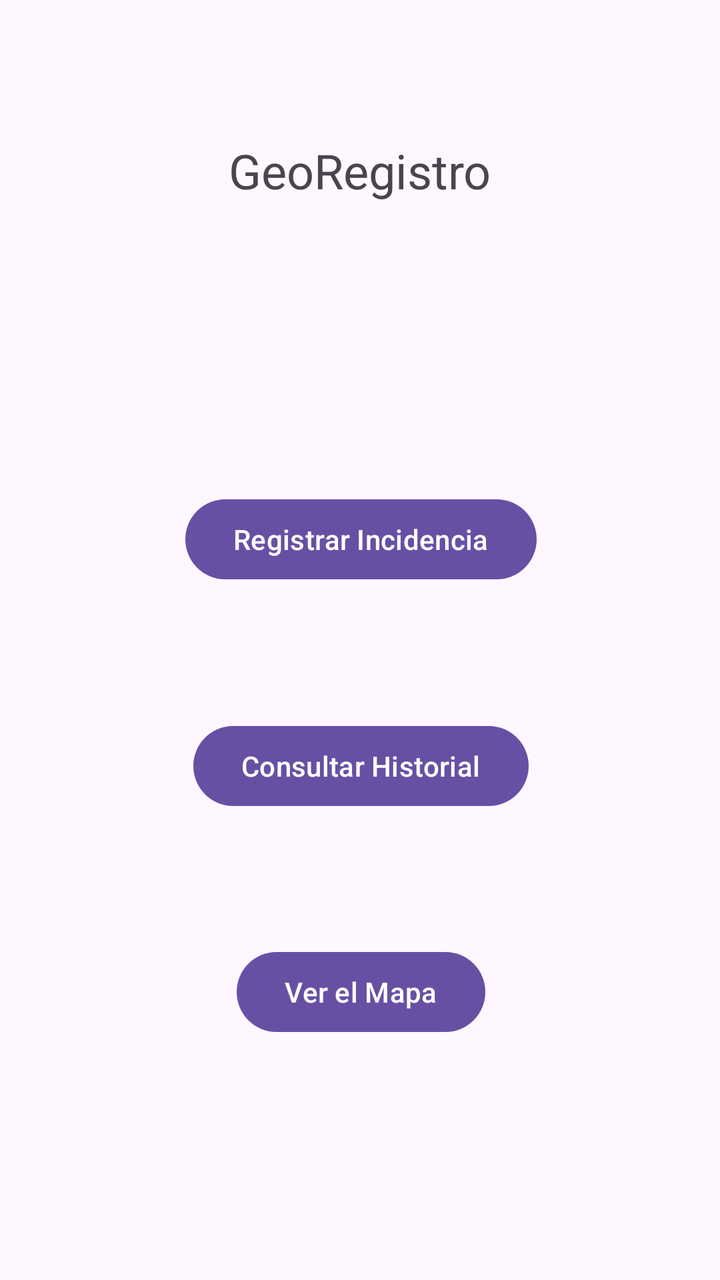
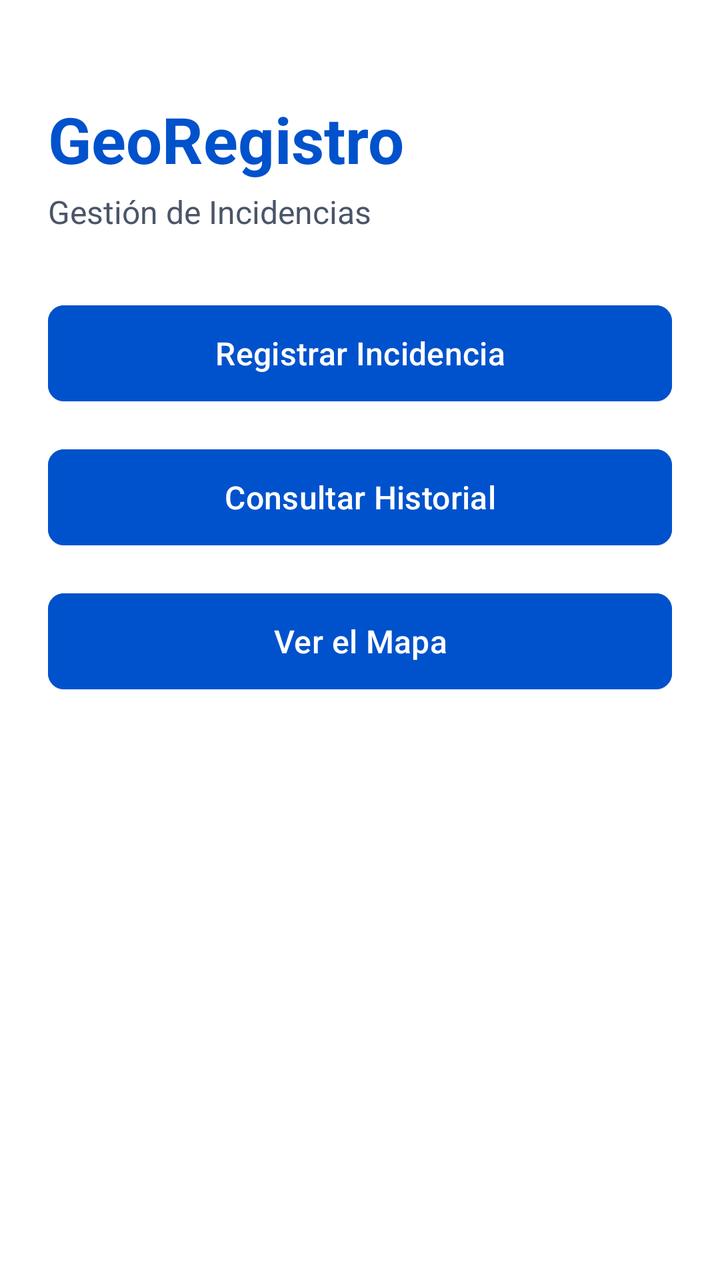

An Android layout rendered at two revisions. The XML below is the earlier revision; the diff shows what the commit changed to produce the second picture.
<!-- AndroidManifest.xml: application theme Theme.GeoRegistro -->
<!-- res/layout/activity_main.xml -->
<?xml version="1.0" encoding="utf-8"?>
<androidx.constraintlayout.widget.ConstraintLayout xmlns:android="http://schemas.android.com/apk/res/android"
    xmlns:app="http://schemas.android.com/apk/res-auto"
    xmlns:tools="http://schemas.android.com/tools"
    android:id="@+id/main"
    android:layout_width="match_parent"
    android:layout_height="match_parent"
    tools:context=".MainActivity">

    <androidx.constraintlayout.widget.ConstraintLayout
        android:layout_width="409dp"
        android:layout_height="match_parent"
        app:layout_constraintBottom_toBottomOf="parent"
        app:layout_constraintEnd_toEndOf="parent"
        app:layout_constraintHorizontal_bias="0.5"
        app:layout_constraintStart_toStartOf="parent"
        app:layout_constraintTop_toTopOf="parent"
        app:layout_constraintVertical_bias="0.5">

        <androidx.constraintlayout.widget.ConstraintLayout
            android:layout_width="337dp"
            android:layout_height="405dp"
            app:layout_constraintBottom_toBottomOf="parent"
            app:layout_constraintEnd_toEndOf="parent"
            app:layout_constraintStart_toStartOf="parent"
            app:layout_constraintTop_toBottomOf="@+id/constraintLayout"
            app:layout_constraintVertical_bias="0.16">

            <Button
                android:id="@+id/button"
                android:layout_width="wrap_content"
                android:layout_height="wrap_content"
                android:text="Registrar Incidencia"
                app:layout_constraintBottom_toTopOf="@+id/button2"
                app:layout_constraintEnd_toEndOf="parent"
                app:layout_constraintHorizontal_bias="0.5"
                app:layout_constraintStart_toStartOf="parent"
                app:layout_constraintTop_toTopOf="parent"
                app:layout_constraintVertical_bias="0.5" />

            <Button
                android:id="@+id/button2"
                android:layout_width="wrap_content"
                android:layout_height="wrap_content"
                android:text="Consultar Historial"
                app:layout_constraintBottom_toTopOf="@+id/button3"
                app:layout_constraintEnd_toEndOf="parent"
                app:layout_constraintHorizontal_bias="0.5"
                app:layout_constraintStart_toStartOf="parent"
                app:layout_constraintTop_toBottomOf="@+id/button"
                app:layout_constraintVertical_bias="0.5" />

            <Button
                android:id="@+id/button3"
                android:layout_width="wrap_content"
                android:layout_height="wrap_content"
                android:text="Ver el Mapa"
                app:layout_constraintBottom_toBottomOf="parent"
                app:layout_constraintEnd_toEndOf="parent"
                app:layout_constraintHorizontal_bias="0.5"
                app:layout_constraintStart_toStartOf="parent"
                app:layout_constraintTop_toBottomOf="@+id/button2"
                app:layout_constraintVertical_bias="0.5" />
        </androidx.constraintlayout.widget.ConstraintLayout>

        <androidx.constraintlayout.widget.ConstraintLayout
            android:id="@+id/constraintLayout"
            android:layout_width="408dp"
            android:layout_height="170dp"
            app:layout_constraintEnd_toEndOf="parent"
            app:layout_constraintHorizontal_bias="0.0"
            app:layout_constraintStart_toStartOf="parent"
            app:layout_constraintTop_toTopOf="parent">

            <TextView
                android:id="@+id/textView"
                android:layout_width="wrap_content"
                android:layout_height="wrap_content"
                android:text="GeoRegistro"
                android:textSize="24sp"
                app:layout_constraintBottom_toBottomOf="parent"
                app:layout_constraintEnd_toEndOf="parent"
                app:layout_constraintHorizontal_bias="0.5"
                app:layout_constraintStart_toStartOf="parent"
                app:layout_constraintTop_toTopOf="parent"
                app:layout_constraintVertical_bias="0.5" />
        </androidx.constraintlayout.widget.ConstraintLayout>
    </androidx.constraintlayout.widget.ConstraintLayout>
</androidx.constraintlayout.widget.ConstraintLayout>
<!-- resources referenced by this layout -->
<resources>
  <style name="Theme.GeoRegistro" parent="Base.Theme.GeoRegistro" />
  <style name="Base.Theme.GeoRegistro" parent="Theme.Material3.DayNight.NoActionBar">
          
          
      </style>
</resources>

<!-- the commit's change to res/layout/activity_main.xml (unified diff, before → after) -->
@@ -1,89 +1,75 @@
 <?xml version="1.0" encoding="utf-8"?>
-<androidx.constraintlayout.widget.ConstraintLayout xmlns:android="http://schemas.android.com/apk/res/android"
+<LinearLayout xmlns:android="http://schemas.android.com/apk/res/android"
     xmlns:app="http://schemas.android.com/apk/res-auto"
     xmlns:tools="http://schemas.android.com/tools"
     android:id="@+id/main"
     android:layout_width="match_parent"
     android:layout_height="match_parent"
+    android:background="#FFFFFF"
+    android:orientation="vertical"
+    android:padding="24dp"
     tools:context=".MainActivity">
 
-    <androidx.constraintlayout.widget.ConstraintLayout
-        android:layout_width="409dp"
-        android:layout_height="match_parent"
-        app:layout_constraintBottom_toBottomOf="parent"
-        app:layout_constraintEnd_toEndOf="parent"
-        app:layout_constraintHorizontal_bias="0.5"
-        app:layout_constraintStart_toStartOf="parent"
-        app:layout_constraintTop_toTopOf="parent"
-        app:layout_constraintVertical_bias="0.5">
+    <LinearLayout
+        android:id="@+id/constraintLayout"
+        android:layout_width="match_parent"
+        android:layout_height="wrap_content"
+        android:layout_marginTop="24dp"
+        android:layout_marginBottom="32dp"
+        android:orientation="vertical">
 
-        <androidx.constraintlayout.widget.ConstraintLayout
-            android:layout_width="337dp"
-            android:layout_height="405dp"
-            app:layout_constraintBottom_toBottomOf="parent"
-            app:layout_constraintEnd_toEndOf="parent"
-            app:layout_constraintStart_toStartOf="parent"
-            app:layout_constraintTop_toBottomOf="@+id/constraintLayout"
-            app:layout_constraintVertical_bias="0.16">
+        <TextView
+            android:id="@+id/textView"
+            android:layout_width="match_parent"
+            android:layout_height="wrap_content"
+            android:text="GeoRegistro"
+            android:textColor="#0052CC"
+            android:textSize="32sp"
+            android:textStyle="bold" />
 
-            <Button
-                android:id="@+id/button"
-                android:layout_width="wrap_content"
-                android:layout_height="wrap_content"
-                android:text="Registrar Incidencia"
-                app:layout_constraintBottom_toTopOf="@+id/button2"
-                app:layout_constraintEnd_toEndOf="parent"
-                app:layout_constraintHorizontal_bias="0.5"
-                app:layout_constraintStart_toStartOf="parent"
-                app:layout_constraintTop_toTopOf="parent"
-                app:layout_constraintVertical_bias="0.5" />
+        <TextView
+            android:layout_width="match_parent"
+            android:layout_height="wrap_content"
+            android:layout_marginTop="4dp"
+            android:text="Gestión de Incidencias"
+            android:textColor="#4A5568"
+            android:textSize="16sp" />
 
-            <Button
-                android:id="@+id/button2"
-                android:layout_width="wrap_content"
-                android:layout_height="wrap_content"
-                android:text="Consultar Historial"
-                app:layout_constraintBottom_toTopOf="@+id/button3"
-                app:layout_constraintEnd_toEndOf="parent"
-                app:layout_constraintHorizontal_bias="0.5"
-                app:layout_constraintStart_toStartOf="parent"
-                app:layout_constraintTop_toBottomOf="@+id/button"
-                app:layout_constraintVertical_bias="0.5" />
+    </LinearLayout>
 
-            <Button
-                android:id="@+id/button3"
-                android:layout_width="wrap_content"
-                android:layout_height="wrap_content"
-                android:text="Ver el Mapa"
-                app:layout_constraintBottom_toBottomOf="parent"
-                app:layout_constraintEnd_toEndOf="parent"
-                app:layout_constraintHorizontal_bias="0.5"
-                app:layout_constraintStart_toStartOf="parent"
-                app:layout_constraintTop_toBottomOf="@+id/button2"
-                app:layout_constraintVertical_bias="0.5" />
-        </androidx.constraintlayout.widget.ConstraintLayout>
+    <Button
+        android:id="@+id/button"
+        android:layout_width="match_parent"
+        android:layout_height="56dp"
+        android:layout_marginBottom="16dp"
+        android:backgroundTint="#0052CC"
+        android:text="Registrar Incidencia"
+        android:textColor="#FFFFFF"
+        android:textSize="16sp"
+        app:cornerRadius="8dp" />
 
-        <androidx.constraintlayout.widget.ConstraintLayout
-            android:id="@+id/constraintLayout"
-            android:layout_width="408dp"
-            android:layout_height="170dp"
-            app:layout_constraintEnd_toEndOf="parent"
-            app:layout_constraintHorizontal_bias="0.0"
-            app:layout_constraintStart_toStartOf="parent"
-            app:layout_constraintTop_toTopOf="parent">
+    <Button
+        android:id="@+id/button2"
+        android:layout_width="match_parent"
+        android:layout_height="56dp"
+        android:layout_marginBottom="16dp"
+        android:backgroundTint="#0052CC"
+        android:text="Consultar Historial"
+        android:textColor="#FFFFFF"
+        android:textSize="16sp"
+        app:cornerRadius="8dp" />
 
-            <TextView
-                android:id="@+id/textView"
-                android:layout_width="wrap_content"
-                android:layout_height="wrap_content"
-                android:text="GeoRegistro"
-                android:textSize="24sp"
-                app:layout_constraintBottom_toBottomOf="parent"
-                app:layout_constraintEnd_toEndOf="parent"
-                app:layout_constraintHorizontal_bias="0.5"
-                app:layout_constraintStart_toStartOf="parent"
-                app:layout_constraintTop_toTopOf="parent"
-                app:layout_constraintVertical_bias="0.5" />
-        </androidx.constraintlayout.widget.ConstraintLayout>
-    </androidx.constraintlayout.widget.ConstraintLayout>
-</androidx.constraintlayout.widget.ConstraintLayout>
+    <Button
+        android:id="@+id/button3"
+        android:layout_width="match_parent"
+        android:layout_height="56dp"
+        android:layout_marginBottom="16dp"
+        android:backgroundTint="#0052CC"
+        android:text="Ver el Mapa"
+        android:textColor="#FFFFFF"
+        android:textSize="16sp"
+        app:cornerRadius="8dp" />
+
+
+
+</LinearLayout>
